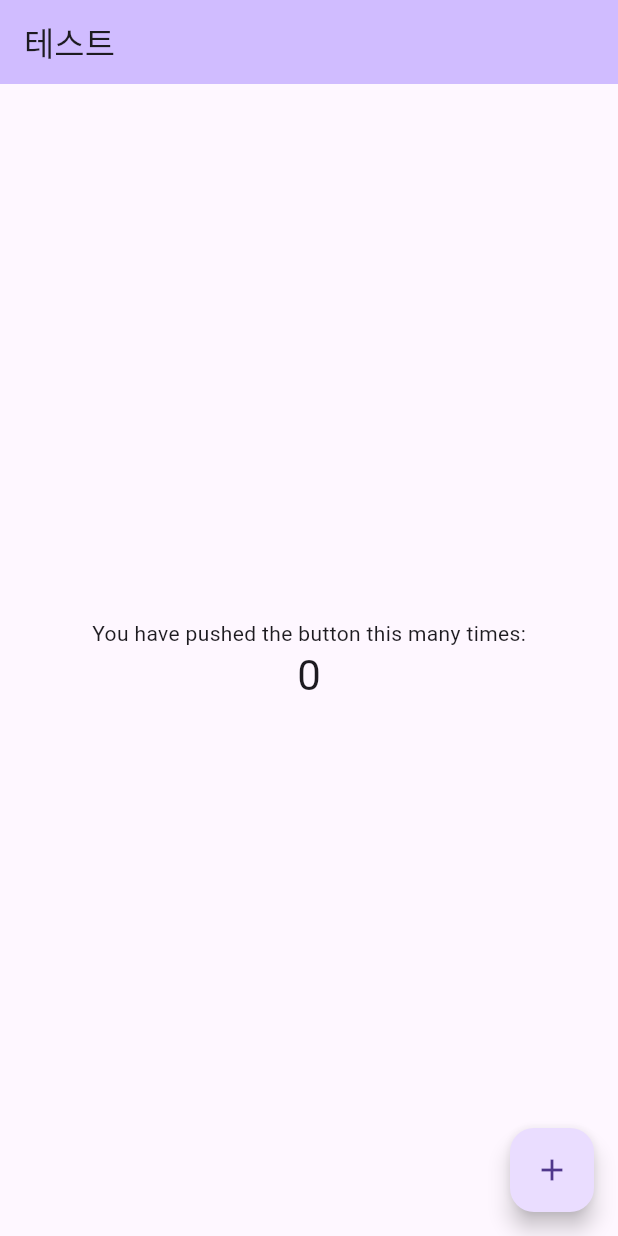
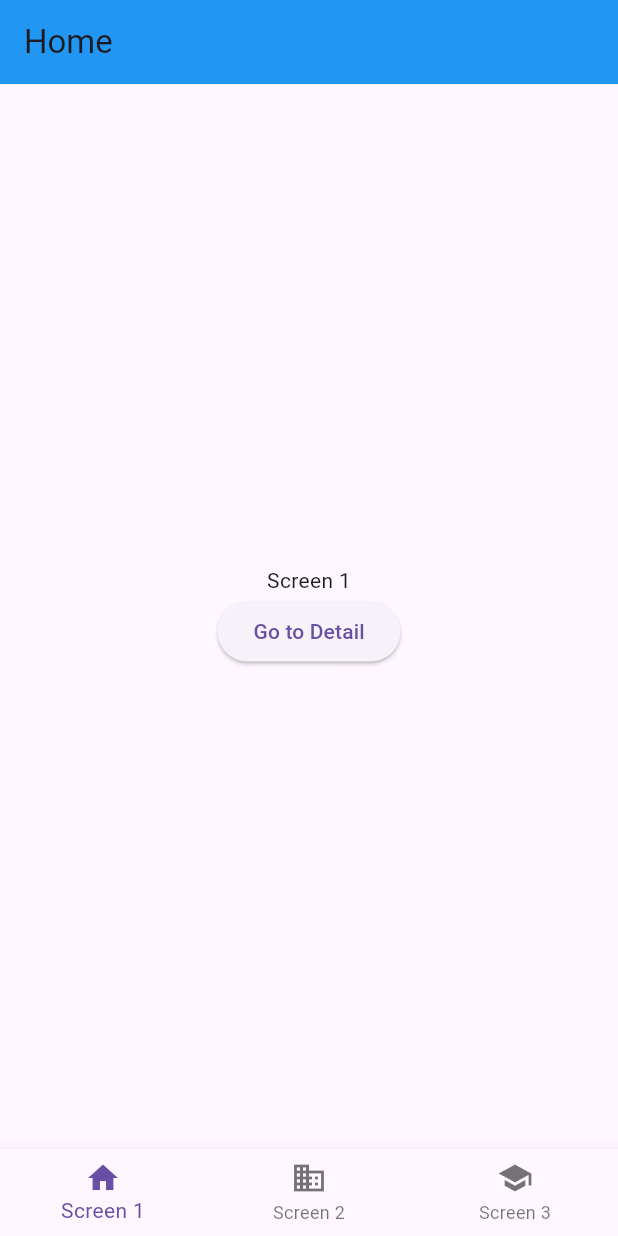
Before and after one commit to CapstonProduct/day_in_bloom_v1, a Flutter app: the screen it shows after launch, on a phone screen of 412 x 824 dp. Run offline on Flutter 3.47's test engine with Material 3 defaults, Android fonts, the phone set to English and light mode, and no system bars; our stand-ins replace flutter_native_splash, go_router.

```diff
--- /dev/null
+++ b/lib/features/home/screen/screen1.dart
@@ -0,0 +1,28 @@
+import 'package:day_in_bloom_v1/widgets/app_bar.dart';
+import 'package:flutter/material.dart';
+import 'package:go_router/go_router.dart';
+
+class Screen1 extends StatelessWidget {
+  const Screen1({super.key});
+
+  @override
+  Widget build(BuildContext context) {
+    return Scaffold(
+      appBar: CustomAppBar(title: 'Home'),
+      body: Center(
+        child: Column(
+          mainAxisAlignment: MainAxisAlignment.center,
+          children: [
+            Text('Screen 1'),
+            ElevatedButton(
+              onPressed: () {
+                context.go('/home/detail');
+              },
+              child: Text('Go to Detail'),
+            ),
+          ],
+        ),
+      ),
+    );
+  }
+}
--- /dev/null
+++ b/lib/features/home/screen/screen1_deeptail.dart
@@ -0,0 +1,14 @@
+import 'package:day_in_bloom_v1/widgets/app_bar.dart';
+import 'package:flutter/material.dart';
+
+class Screen1DeepDetail extends StatelessWidget {
+  const Screen1DeepDetail({super.key});
+
+  @override
+  Widget build(BuildContext context) {
+    return Scaffold(
+      appBar: CustomAppBar(title: 'Deep Detail 1', showBackButton: true),
+      body: Center(child: Text('Screen 1 Deep Detail View')),
+    );
+  }
+}
--- a/lib/main.dart
+++ b/lib/main.dart
@@ -1,73 +1,52 @@
+import 'package:day_in_bloom_v1/utils/router_without_animation.dart';
+import 'package:day_in_bloom_v1/widgets/app_bar.dart';
+import 'package:day_in_bloom_v1/widgets/navigation_bar.dart';
 import 'package:flutter/material.dart';
 import 'package:flutter_native_splash/flutter_native_splash.dart';
+import 'package:go_router/go_router.dart';
 
 Future<void> main() async {
   WidgetsFlutterBinding.ensureInitialized();
-
-  // await Future.delayed(const Duration(seconds: 3));
   FlutterNativeSplash.remove;
 
-  runApp(const MyApp());
+  runApp(MyApp());
 }
 
 class MyApp extends StatelessWidget {
-  const MyApp({super.key});
-
   @override
   Widget build(BuildContext context) {
-    return MaterialApp(
-      theme: ThemeData(
-        useMaterial3: true,
-      ),
-      home: const MyHomePage(title: '테스트'),
-      debugShowCheckedModeBanner: false,
+    return MaterialApp.router(
+      routerConfig: appRouter,
     );
   }
 }
 
-class MyHomePage extends StatefulWidget {
-  const MyHomePage({super.key, required this.title});
-
-  final String title;
+class MainScreen extends StatefulWidget {
+  final Widget child;
+  const MainScreen({super.key, required this.child});
 
   @override
-  State<MyHomePage> createState() => _MyHomePageState();
+  _MainScreenState createState() => _MainScreenState();
 }
 
-class _MyHomePageState extends State<MyHomePage> {
-  int _counter = 0;
+class _MainScreenState extends State<MainScreen> {
+  int _selectedIndex = 0;
+  static const List<String> _routes = ['/home', '/screen2', '/screen3'];
 
-  void _incrementCounter() {
+  void _onItemTapped(int index) {
+    context.go(_routes[index]);
     setState(() {
-      _counter++;
+      _selectedIndex = index;
     });
   }
 
   @override
   Widget build(BuildContext context) {
-      return Scaffold(
-      appBar: AppBar(
-        backgroundColor: Theme.of(context).colorScheme.inversePrimary,
-        title: Text(widget.title),
-      ),
-      body: Center(
-        child: Column(
-          mainAxisAlignment: MainAxisAlignment.center,
-          children: <Widget>[
-            const Text(
-              'You have pushed the button this many times:',
-            ),
-            Text(
-              '$_counter',
-              style: Theme.of(context).textTheme.headlineMedium,
-            ),
-          ],
-        ),
-      ),
-      floatingActionButton: FloatingActionButton(
-        onPressed: _incrementCounter,
-        tooltip: 'Increment',
-        child: const Icon(Icons.add),
+    return Scaffold(
+      body: widget.child,
+      bottomNavigationBar: CustomNavigationBar(
+        selectedIndex: _selectedIndex,
+        onItemTapped: _onItemTapped,
       ),
     );
   }
--- a/lib/utils/router_without_animation.dart
+++ b/lib/utils/router_without_animation.dart
@@ -0,0 +1,69 @@
+import 'package:day_in_bloom_v1/features/home/screen/screen2_detail.dart';
+import 'package:day_in_bloom_v1/features/home/screen/screen3_detail.dart';
+import 'package:day_in_bloom_v1/main.dart';
+import 'package:flutter/material.dart';
+import 'package:go_router/go_router.dart';
+import 'package:day_in_bloom_v1/features/home/screen/screen1.dart';
+import 'package:day_in_bloom_v1/features/home/screen/screen1_detail.dart';
+import 'package:day_in_bloom_v1/features/home/screen/screen2.dart';
+import 'package:day_in_bloom_v1/features/home/screen/screen3.dart';
+import 'package:day_in_bloom_v1/features/home/screen/screen1_deeptail.dart';
+
+final GoRouter appRouter = GoRouter(
+  initialLocation: '/home',
+  routes: [
+    ShellRoute(
+      builder: (context, state, child) {
+        return MainScreen(child: child);
+      },
+      routes: [
+        GoRoute(
+          path: '/home',
+          pageBuilder: (context, state) => NoTransitionPage(child: Screen1()),
+          routes: [
+            GoRoute(
+              path: 'detail',
+              pageBuilder: (context, state) => NoTransitionPage(child: Screen1Detail()),
+              routes: [
+                GoRoute(
+                  path: 'deeptail',
+                  pageBuilder: (context, state) => NoTransitionPage(child: Screen1DeepDetail()),
+                ),
+              ],
+            ),
+          ],
+        ),
+        GoRoute(
+          path: '/screen2',
+          pageBuilder: (context, state) => NoTransitionPage(child: Screen2()),
+          routes: [
+            GoRoute(
+              path: 'detail',
+              pageBuilder: (context, state) => NoTransitionPage(child: Screen2Detail()),
+            ),
+          ],
+        ),
+        GoRoute(
+          path: '/screen3',
+          pageBuilder: (context, state) => NoTransitionPage(child: Screen3()),
+          routes: [
+            GoRoute(
+              path: 'detail',
+              pageBuilder: (context, state) => NoTransitionPage(child: Screen3Detail()),
+            ),
+          ],
+        ),
+      ],
+    ),
+  ],
+);
+
+class NoTransitionPage extends CustomTransitionPage {
+  NoTransitionPage({required Widget child})
+      : super(
+          child: child,
+          transitionDuration: Duration.zero,
+          reverseTransitionDuration: Duration.zero,
+          transitionsBuilder: (context, animation, secondaryAnimation, child) => child,
+        );
+}
--- a/lib/widgets/app_bar.dart
+++ b/lib/widgets/app_bar.dart
@@ -0,0 +1,24 @@
+import 'package:flutter/material.dart';
+
+class CustomAppBar extends StatelessWidget implements PreferredSizeWidget {
+  final String title;
+  final bool showBackButton;
+
+  const CustomAppBar({
+    super.key,
+    required this.title,
+    this.showBackButton = false,
+  });
+
+  @override
+  Widget build(BuildContext context) {
+    return AppBar(
+      title: Text(title),
+      backgroundColor: Colors.blue,
+      leading: showBackButton ? BackButton() : null, // 뒤로가기 버튼 추가
+    );
+  }
+
+  @override
+  Size get preferredSize => Size.fromHeight(kToolbarHeight);
+}
--- a/lib/widgets/navigation_bar.dart
+++ b/lib/widgets/navigation_bar.dart
@@ -0,0 +1,21 @@
+import 'package:flutter/material.dart';
+
+class CustomNavigationBar extends StatelessWidget {
+  final int selectedIndex;
+  final Function(int) onItemTapped;
+
+  const CustomNavigationBar({super.key, required this.selectedIndex, required this.onItemTapped});
+
+  @override
+  Widget build(BuildContext context) {
+    return BottomNavigationBar(
+      items: [
+        BottomNavigationBarItem(icon: Icon(Icons.home), label: 'Screen 1'),
+        BottomNavigationBarItem(icon: Icon(Icons.business), label: 'Screen 2'),
+        BottomNavigationBarItem(icon: Icon(Icons.school), label: 'Screen 3'),
+      ],
+      currentIndex: selectedIndex,
+      onTap: onItemTapped,
+    );
+  }
+}
--- a/pubspec.yaml
+++ b/pubspec.yaml
@@ -35,6 +35,7 @@ dependencies:
   # Use with the CupertinoIcons class for iOS style icons.
   cupertino_icons: ^1.0.8
   flutter_native_splash: ^2.4.4
+  go_router: ^14.8.0
 
 flutter_native_splash:
   android: true
```
Also changed, not shown: lib/features/home/screen/screen1_detail.dart (added, +28 -0 lines), lib/features/home/screen/screen2.dart (added, +28 -0 lines), lib/features/home/screen/screen2_detail.dart (added, +14 -0 lines), lib/features/home/screen/screen3.dart (added, +28 -0 lines), lib/features/home/screen/screen3_detail.dart (added, +14 -0 lines), lib/widgets/main_navigation_bar.dart (deleted), pubspec.lock.
